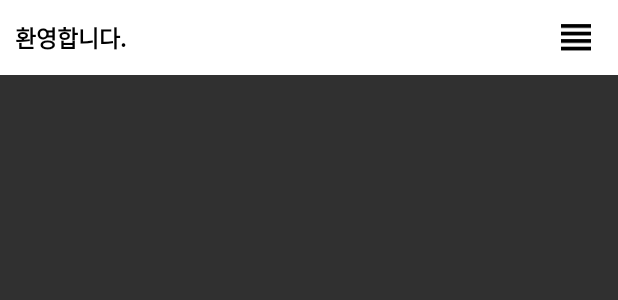
After one commit to choihyunsung/Museum, an Android app: the layout include_menu_title_bar.xml on its own in the app's theme, with its tools: preview values and no code run, on a phone screen of 412 x 824 dp. The commit adds this screen. Shown: the top 300 px of the screen. Run offline under Robolectric (Android 15) with nearby library versions, the phone set to English and light mode, and no system bars.

Commit message:
CREATE(Working) : 메인 상단바 레이아웃 작업 진행중.

```diff
--- a/app/src/main/res/layout/activity_main.xml
+++ b/app/src/main/res/layout/activity_main.xml
@@ -13,8 +13,10 @@
         android:id="@+id/rootView"
         android:layout_width="match_parent"
         android:layout_height="match_parent"
-        android:background="@color/white"
+        android:background="#919395"
         tools:context=".feature.main.MainActivity">
+
+        <include layout="@layout/include_menu_title_bar"/>
 
     </androidx.constraintlayout.widget.ConstraintLayout>
 </layout>
--- /dev/null
+++ b/app/src/main/res/layout/include_menu_title_bar.xml
@@ -0,0 +1,37 @@
+<?xml version="1.0" encoding="utf-8"?>
+<layout xmlns:android="http://schemas.android.com/apk/res/android"
+    xmlns:app="http://schemas.android.com/apk/res-auto"
+    xmlns:tools="http://schemas.android.com/tools"
+    >
+
+    <data>
+    </data>
+
+    <androidx.constraintlayout.widget.ConstraintLayout
+        android:id="@+id/rootView"
+        style="@style/view_style_title_bar">
+
+        <TextView
+            android:id="@+id/tv_title"
+            style="@style/text_style_title_bar"
+            android:layout_width="0dp"
+            android:layout_height="match_parent"
+            android:gravity="left|center_vertical"
+            tools:text="환영합니다."
+            android:text="@string/main_title_string"
+            app:layout_constraintStart_toStartOf="parent"
+            app:layout_constraintEnd_toStartOf="@id/iv_menu_btn"
+            />
+
+        <ImageView
+            android:id="@+id/iv_menu_btn"
+            android:layout_width="wrap_content"
+            android:layout_height="wrap_content"
+            android:src="@drawable/baseline_view_headline_black_36"
+            app:layout_constraintEnd_toEndOf="parent"
+            app:layout_constraintTop_toTopOf="parent"
+            app:layout_constraintBottom_toBottomOf="parent"
+            />
+
+    </androidx.constraintlayout.widget.ConstraintLayout>
+</layout>
```
